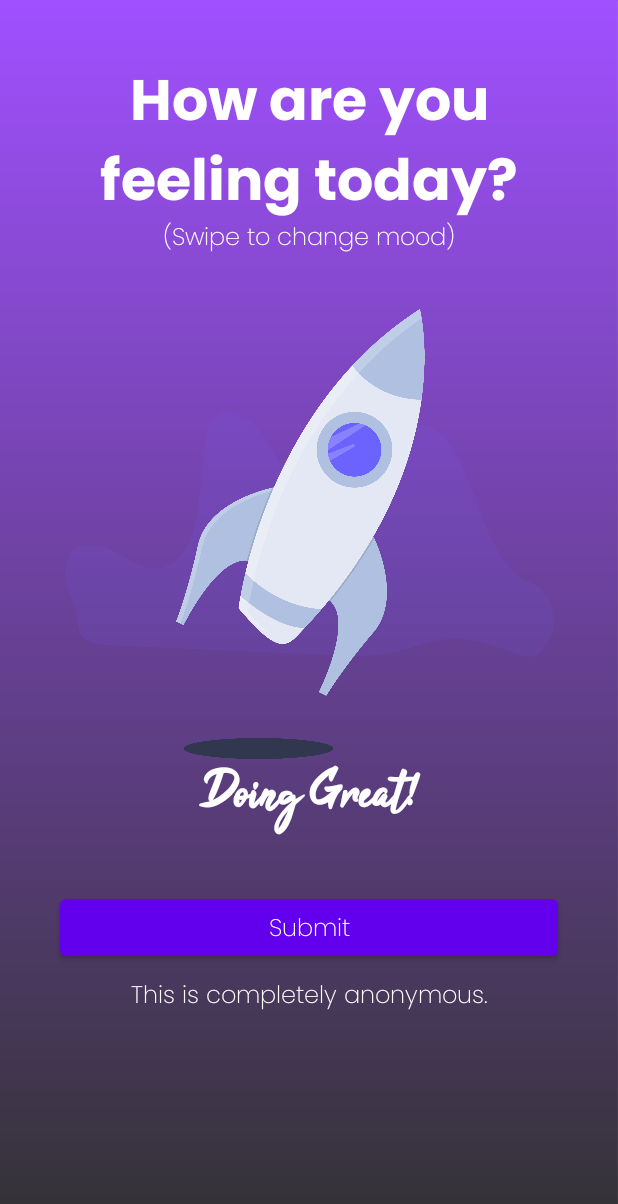
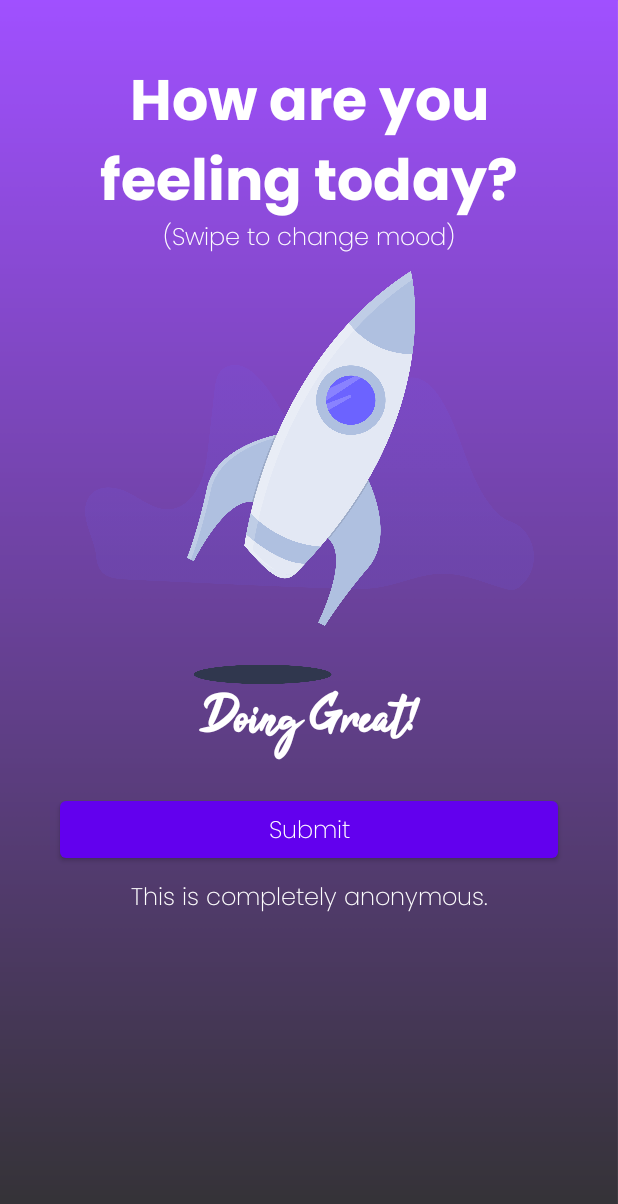
Before and after one commit to AND-Digital-Jemison/Jemison_KotlinMMP, an Android app built with Jetpack Compose: the screen it shows after launch (MainActivity), on a phone screen of 412 x 824 dp. Shown: the top 1204 px of the screen. Run offline under Robolectric (Android 15) with nearby library versions, the phone set to English and light mode, and no system bars; our stand-ins replace accompanist; libraries missing offline, so code that uses them is left out: com.microsoft.appcenter; 1 statement that could not run was skipped.

Commit message:
Refactored pager logic into MoodPager class

```diff
--- a/KotlinMMP/androidApp/src/main/java/and/jemison/kotlinmmp/androidapp/MainActivity.kt
+++ b/KotlinMMP/androidApp/src/main/java/and/jemison/kotlinmmp/androidapp/MainActivity.kt
@@ -37,11 +37,6 @@ class MainActivity : AppCompatActivity() {
             )
         }
 
-        val moodOptions = mapOf(
-            0 to MoodOption(R.drawable.undraw_maker_launch_crhe_v3_up, R.string.doingGreat),
-            1 to MoodOption(R.drawable.undraw_maker_launch_crhe_v3_down, R.string.notSoGreat),
-        )
-
         setContent {
             Image(
                 painter = painterResource(R.drawable.mobile_background_grad_6_428x926),
@@ -61,14 +56,11 @@ class MainActivity : AppCompatActivity() {
                     text = stringResource(R.string.swipeHelp),
                     style = moodTypography.body1,
                 )
-                HorizontalPager(
-                    count = 2,
-                    modifier = Modifier.height(425.dp)
-                ) { page ->
-                    Column(horizontalAlignment = Alignment.CenterHorizontally) {
-                        moodOptions[page]?.let { MoodOptionSwipe(it) }
-                    }
-                }
+                MoodPager(listOf(
+                    MoodOption(R.drawable.undraw_maker_launch_crhe_v3_up, R.string.doingGreat),
+                    MoodOption(R.drawable.undraw_maker_launch_crhe_v3_down, R.string.notSoGreat),
+                )).createPager()
+                Spacer(modifier = Modifier.padding(top = 10.dp))
                 Button(onClick = {}, modifier = Modifier.fillMaxWidth()) {
                     Text(
                         text = stringResource(R.string.submitButton),
@@ -83,17 +75,4 @@ class MainActivity : AppCompatActivity() {
             }
         }
     }
-
-    @Composable
-    private fun MoodOptionSwipe(moodOption: MoodOption) {
-        Image(
-            painter = painterResource(moodOption.imageId),
-            contentDescription = stringResource(moodOption.moodDescriptionId),
-            modifier = Modifier.height(300.dp)
-        )
-        Text(
-            text = stringResource(moodOption.moodDescriptionId),
-            style = moodTypography.h2,
-        )
-    }
 }
--- a/KotlinMMP/androidApp/src/main/java/and/jemison/kotlinmmp/androidapp/MoodOption.kt
+++ b/KotlinMMP/androidApp/src/main/java/and/jemison/kotlinmmp/androidapp/MoodOption.kt
@@ -1,3 +1,6 @@
 package and.jemison.kotlinmmp.androidapp
 
-data class MoodOption(val imageId: Int, val moodDescriptionId: Int)
+data class MoodOption(
+    val imageId: Int,
+    val moodDescriptionId: Int
+)
--- /dev/null
+++ b/KotlinMMP/androidApp/src/main/java/and/jemison/kotlinmmp/androidapp/MoodPager.kt
@@ -0,0 +1,47 @@
+package and.jemison.kotlinmmp.androidapp
+
+import androidx.compose.foundation.Image
+import androidx.compose.foundation.layout.Column
+import androidx.compose.foundation.layout.height
+import androidx.compose.material.Text
+import androidx.compose.runtime.Composable
+import androidx.compose.ui.Alignment
+import androidx.compose.ui.Modifier
+import androidx.compose.ui.res.painterResource
+import androidx.compose.ui.res.stringResource
+import androidx.compose.ui.unit.dp
+import com.google.accompanist.pager.ExperimentalPagerApi
+import com.google.accompanist.pager.HorizontalPager
+
+class MoodPager(private val moodOptions: List<MoodOption>) {
+    @ExperimentalPagerApi
+    @Composable
+    fun createPager() {
+        HorizontalPager(
+            count = moodOptions.size,
+            modifier = Modifier.height(PAGER_HEIGHT)
+        ) { page ->
+            Column(horizontalAlignment = Alignment.CenterHorizontally) {
+                MoodSwipeOption(moodOptions[page])
+            }
+        }
+    }
+
+    @Composable
+    private fun MoodSwipeOption(moodOption: MoodOption) {
+        Image(
+            painter = painterResource(moodOption.imageId),
+            contentDescription = stringResource(moodOption.moodDescriptionId),
+            modifier = Modifier.height(MOOD_IMAGE_HEIGHT)
+        )
+        Text(
+            text = stringResource(moodOption.moodDescriptionId),
+            style = moodTypography.h2,
+        )
+    }
+
+    companion object {
+        val PAGER_HEIGHT = 350.dp
+        val MOOD_IMAGE_HEIGHT = 275.dp
+    }
+}
```
